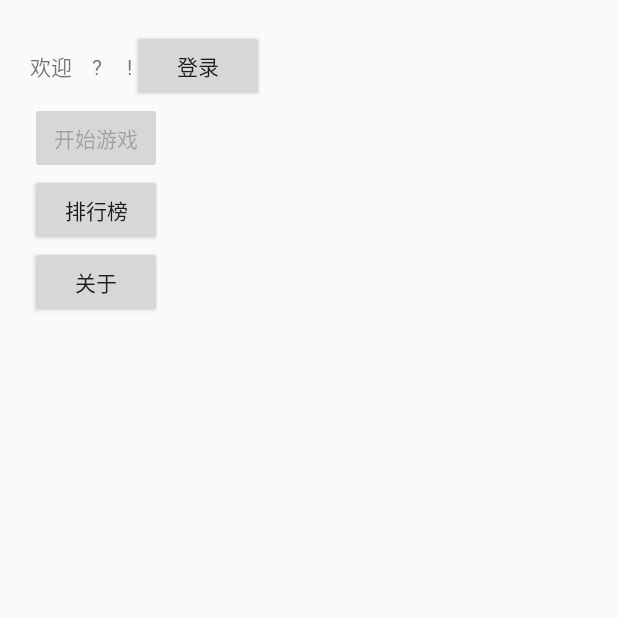
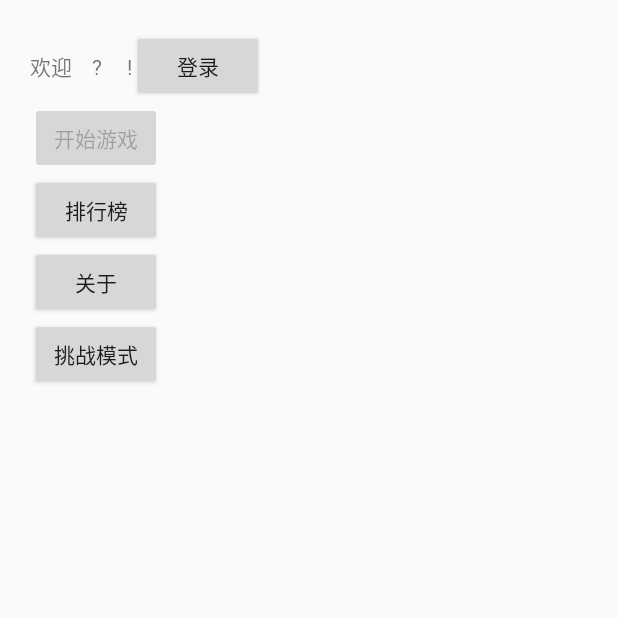
Before and after one commit to MFunction96/Puzzle, an Android app: the screen it shows after launch (PreloadActivity), on a phone screen of 412 x 824 dp, the top half of it. Run offline under Robolectric (Android 15) with nearby library versions, the phone set to English and light mode, and no system bars.

Commit message:
主界面添加功能按钮

```diff
--- a/app/src/main/java/xyz/mfbrain/puzzle/PreloadActivity.java
+++ b/app/src/main/java/xyz/mfbrain/puzzle/PreloadActivity.java
@@ -25,6 +25,8 @@ public class PreloadActivity extends AppCompatActivity {
 
     private Button _about;
 
+    private Button _challenge;
+
     @Override
     protected void onCreate(@Nullable Bundle savedInstanceState) {
         super.onCreate(savedInstanceState);
@@ -32,7 +34,7 @@ public class PreloadActivity extends AppCompatActivity {
         //设置全屏
         getWindow().setFlags(WindowManager.LayoutParams.FLAG_FULLSCREEN, WindowManager.LayoutParams.FLAG_FULLSCREEN);
         setContentView(R.layout.activity_preload);
-
+        Init();
         _mySQLHelper = new MySQLHelper(this, "Puzzle._db", null, 5);
         GameData.set_db(_mySQLHelper.getWritableDatabase());
 //        ContentValues values = new ContentValues();
@@ -54,6 +56,7 @@ public class PreloadActivity extends AppCompatActivity {
 //        }
         _about.setOnClickListener(new About());
         _ranklist.setOnClickListener(new RankList());
+        _challenge.setOnClickListener(new Challenge());
         Button _startgame = (Button) findViewById(R.id.start);
         _startgame.setOnClickListener(new StartGame());
         Button _login = (Button) findViewById(R.id.btn_reg);
@@ -80,6 +83,7 @@ public class PreloadActivity extends AppCompatActivity {
     private void Init() {
         _ranklist = (Button) findViewById(R.id.ranklist);
         _about  =(Button) findViewById(R.id.about);
+        _challenge = (Button) findViewById(R.id.challenge);
     }
 
     private class StartGame implements View.OnClickListener {
@@ -99,7 +103,13 @@ public class PreloadActivity extends AppCompatActivity {
 
         }
     }
+    private class Challenge implements View.OnClickListener {
 
+        @Override
+        public void onClick(View v) {
+
+        }
+    }
     private class RankList implements View.OnClickListener {
 
         @Override
--- a/app/src/main/res/layout/activity_preload.xml
+++ b/app/src/main/res/layout/activity_preload.xml
@@ -44,4 +44,9 @@
         android:layout_height="wrap_content"
         android:id="@+id/about"
         android:text="@string/about"/>
+    <Button
+        android:layout_width="wrap_content"
+        android:layout_height="wrap_content"
+        android:id="@+id/challenge"
+        android:text="@string/challenge"/>
 </LinearLayout>
--- a/app/src/main/res/values/strings.xml
+++ b/app/src/main/res/values/strings.xml
@@ -30,4 +30,5 @@
     <string name="stepleft">剩余步数: </string>
     <string name="ranklist">排行榜</string>
     <string name="about">关于</string>
+    <string name="challenge">挑战模式</string>
 </resources>
```
